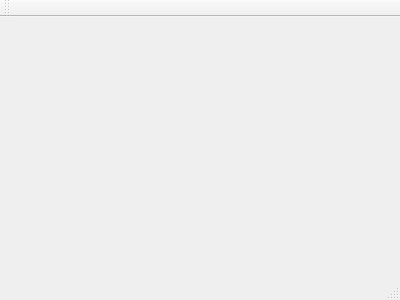
The window that mainwindow.ui (Sidetalker/Traverse) describes before a commit, drawn with Qt 5.
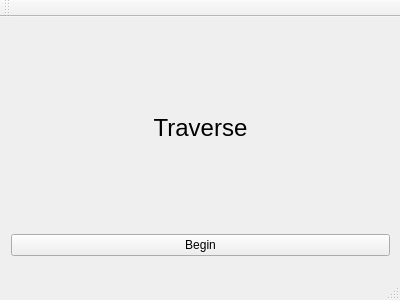
The same window after the commit.

Diff of the .ui file:
```diff
--- a/mainwindow.ui
+++ b/mainwindow.ui
@@ -12,13 +12,66 @@
   <property name="windowTitle" >
    <string>MainWindow</string>
   </property>
-  <widget class="QMenuBar" name="menuBar" />
-  <widget class="QToolBar" name="mainToolBar" />
-  <widget class="QWidget" name="centralWidget" />
-  <widget class="QStatusBar" name="statusBar" />
+  <widget class="QWidget" name="centralWidget">
+   <widget class="QWidget" name="gridLayoutWidget">
+    <property name="geometry">
+     <rect>
+      <x>0</x>
+      <y>-1</y>
+      <width>401</width>
+      <height>251</height>
+     </rect>
+    </property>
+    <layout class="QGridLayout" name="gridLayout">
+     <item row="0" column="0">
+      <widget class="QLabel" name="lblTitle">
+       <property name="font">
+        <font>
+         <pointsize>18</pointsize>
+        </font>
+       </property>
+       <property name="text">
+        <string>Traverse</string>
+       </property>
+       <property name="alignment">
+        <set>Qt::AlignCenter</set>
+       </property>
+      </widget>
+     </item>
+     <item row="1" column="0">
+      <widget class="QPushButton" name="btnBegin">
+       <property name="text">
+        <string>Begin</string>
+       </property>
+      </widget>
+     </item>
+    </layout>
+   </widget>
+   <zorder>lblTitle</zorder>
+   <zorder>gridLayoutWidget</zorder>
+   <zorder>lblTitle</zorder>
+  </widget>
+  <widget class="QMenuBar" name="menuBar">
+   <property name="geometry">
+    <rect>
+     <x>0</x>
+     <y>0</y>
+     <width>400</width>
+     <height>22</height>
+    </rect>
+   </property>
+  </widget>
+  <widget class="QToolBar" name="mainToolBar">
+   <attribute name="toolBarArea">
+    <enum>TopToolBarArea</enum>
+   </attribute>
+   <attribute name="toolBarBreak">
+    <bool>false</bool>
+   </attribute>
+  </widget>
+  <widget class="QStatusBar" name="statusBar"/>
  </widget>
- <layoutDefault spacing="6" margin="11" />
- <pixmapfunction></pixmapfunction>
+ <layoutdefault spacing="6" margin="11"/>
  <resources/>
  <connections/>
 </ui>
```
Left out of the diff: 7 changed lines with no effect on the pictures.
